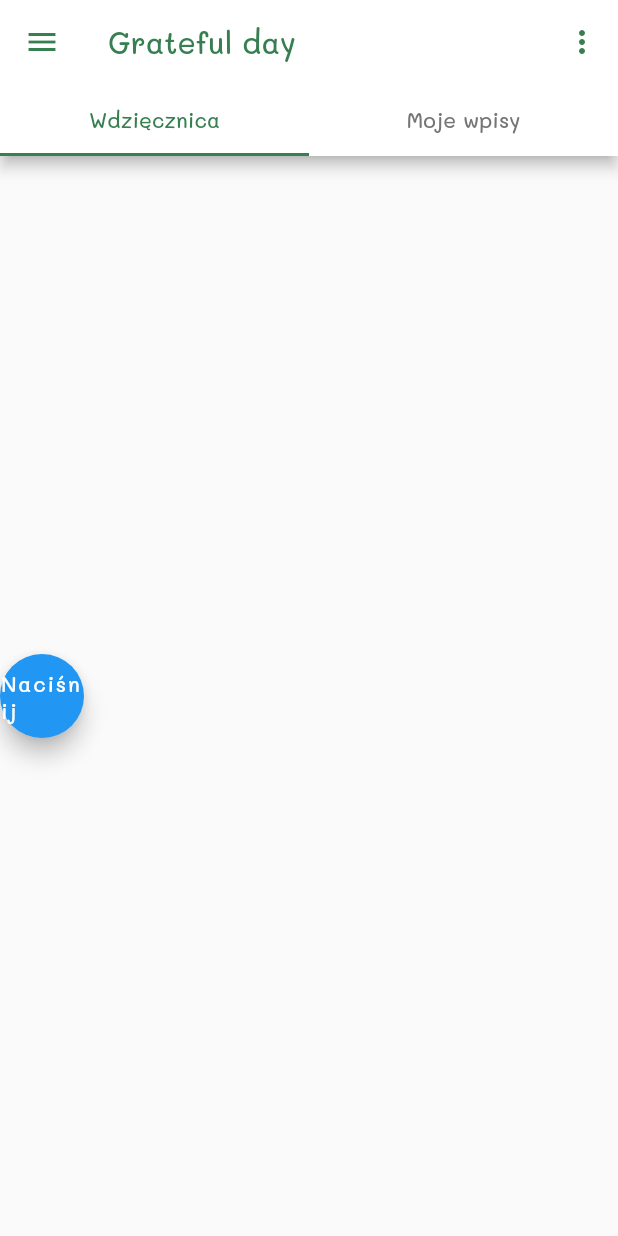
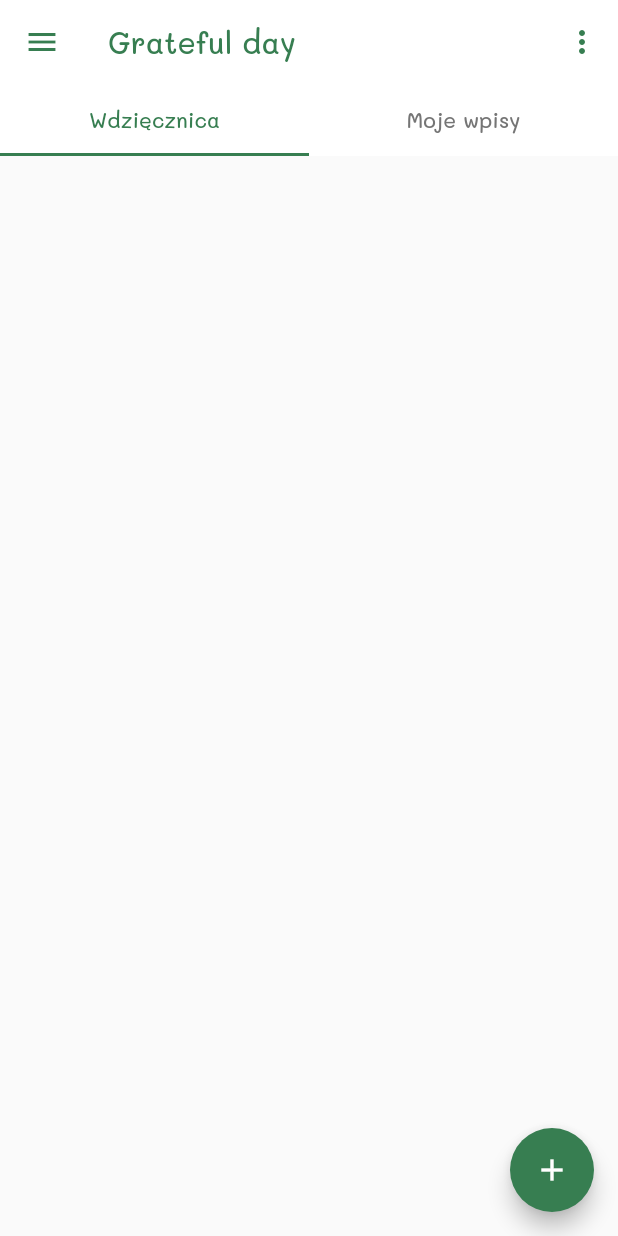
Before and after one commit to MarekD97/gratitude-flutter-app, a Flutter app: the screen it shows after launch, on a phone screen of 412 x 824 dp. Run offline on Flutter 3.47's test engine with Material 2 defaults, Android fonts, the phone set to English and light mode, and no system bars.

Commit message:
Add create entry view

```diff
--- a/app/lib/components/filter.dart
+++ b/app/lib/components/filter.dart
@@ -17,7 +17,7 @@ class _FilterComponentState extends State<FilterComponent> {
     return Container(child: Center(
       child: Row(
         children: [
-          FloatingActionButton(onPressed: onPressed, child: Text("Naciśnij"))
+
         ],
       ),
     ));
--- a/app/lib/main.dart
+++ b/app/lib/main.dart
@@ -1,5 +1,6 @@
+import 'package:app/views/entry/create_entry.dart';
 import 'package:flutter/material.dart';
-import 'package:app/views/home/index.dart';
+import 'package:app/views/home.dart';
 import 'package:app/themes.dart';
 
 void main() {
@@ -8,8 +9,9 @@ void main() {
     initialRoute: '/',
     routes: {
       // When navigating to the "/" route, build the HomeScreen widget.
-      '/': (context) => HomeScreen(),
+      '/': (context) => const HomeView(),
       '/my': (context) => Container(),
+      '/create': (context) => const CreateEntryView(),
     },
     theme: GratitudeAppTheme.lightTheme,
   ));
--- /dev/null
+++ b/app/lib/views/home.dart
@@ -0,0 +1,120 @@
+import 'package:app/components/filter.dart';
+import 'package:flutter/material.dart';
+
+class HomeView extends StatefulWidget {
+  const HomeView({Key? key}) : super(key: key);
+
+  @override
+  _HomeViewState createState() => _HomeViewState();
+}
+
+class _HomeViewState extends State<HomeView> {
+
+  int currentTabIndex = 0;
+
+  @override
+  Widget build(BuildContext context) {
+    return DefaultTabController(
+      length: 2,
+      child: Scaffold(
+        body: NestedScrollView(
+          headerSliverBuilder: (BuildContext context, bool innerBoxIsScrolled) {
+            return <Widget>[
+              SliverAppBar(
+                title: const Text('Grateful day'),
+                floating: true,
+                pinned: true,
+                snap: true,
+                bottom: TabBar(tabs: const [
+                  Tab(
+                    child: Text('Wdzięcznica'),
+                  ),
+                  Tab(
+                    child: Text('Moje wpisy'),
+                  ),
+                ], onTap: (index) {setState(() {
+                  currentTabIndex = index;
+                });},),
+                actions: <Widget>[
+                  PopupMenuButton<String>(
+                    itemBuilder: (context) => [
+                      const PopupMenuItem(
+                        child: ListTile(
+                          title: Text("Sortuj:"),
+                        ),
+                        enabled: false,
+                      ),
+                      PopupMenuItem(
+                        child: RadioListTile(
+                          title: const Text('Od najstarszych'),
+                          activeColor: Theme.of(context).primaryColor,
+                          value: 1,
+                          onChanged: (value) {},
+                          groupValue: 1,
+                          controlAffinity: ListTileControlAffinity.trailing,
+                        ),
+                      ),
+                      PopupMenuItem(
+                        child: RadioListTile(
+                          title: const Text('Od najnowszych'),
+                          activeColor: Theme.of(context).primaryColor,
+                          value: 1,
+                          onChanged: (value) {},
+                          groupValue: 2,
+                          controlAffinity: ListTileControlAffinity.trailing,
+                        ),
+                      ),
+                    ],
+                  ),
+                ],
+              )
+            ];
+          },
+          body: const TabBarView(
+            children: [
+              FilterComponent(),
+              Center(child: Text('Moje wpisy')),
+            ],
+          ),
+        ),
+        drawer: Drawer(
+          child: Column(
+            children: [
+              const DrawerHeader(child: Text("Menu aplikacji")),
+              ListTile(
+                title: const Text('O aplikacji'),
+                onTap: () {
+                  Navigator.pop(context);
+                },
+              ),
+              ListTile(
+                title: const Text('Ustawienia'),
+                onTap: () {
+                  Navigator.pop(context);
+                },
+              ),
+              const Spacer(),
+              ListTile(
+                  title: const Text('Zaloguj się'),
+                  onTap: () {
+                    Navigator.pop(context);
+                  }),
+              ListTile(
+                  title: const Text('Zarejestruj się'),
+                  onTap: () {
+                    Navigator.pop(context);
+                  }),
+            ],
+          ),
+        ),
+        floatingActionButton: FloatingActionButton(
+          onPressed: () {
+            Navigator.pushNamed(context, '/create', arguments: currentTabIndex == 0);
+          },
+          backgroundColor: const Color(0xFF377E51),
+          child: const Icon(Icons.add),
+        ),
+      ),
+    );
+  }
+}
--- a/app/lib/views/home/index.dart
+++ /dev/null
@@ -1,99 +0,0 @@
-import 'package:app/components/filter.dart';
-import 'package:flutter/material.dart';
-
-class HomeScreen extends StatefulWidget {
-  const HomeScreen({Key? key}) : super(key: key);
-
-  @override
-  _HomeScreenState createState() => _HomeScreenState();
-}
-
-class _HomeScreenState extends State<HomeScreen> {
-  @override
-  Widget build(BuildContext context) {
-    return DefaultTabController(
-      length: 2,
-      child: Scaffold(
-        appBar: AppBar(
-          title: const Text('Grateful day'),
-          bottom: const TabBar(tabs: [
-            Tab(
-              child: Text('Wdzięcznica'),
-            ),
-            Tab(
-              child: Text('Moje wpisy'),
-            ),
-          ]),
-          actions: <Widget>[
-            PopupMenuButton<String>(
-              itemBuilder: (context) => [
-                const PopupMenuItem(
-                  child: ListTile(
-                    title: Text("Sortuj:"),
-                  ),
-                  enabled: false,
-                ),
-                PopupMenuItem(
-                  child: RadioListTile(
-                    title: Text('Od najstarszych'),
-                    activeColor: Theme.of(context).primaryColor,
-                    value: 1,
-                    onChanged: (value) {},
-                    groupValue: 1,
-                    controlAffinity: ListTileControlAffinity.trailing,
-                  ),
-                ),
-                PopupMenuItem(
-                  child: RadioListTile(
-                    title: Text('Od najnowszych'),
-                    activeColor: Theme.of(context).primaryColor,
-                    value: 1,
-                    onChanged: (value) {},
-                    groupValue: 2,
-                    controlAffinity: ListTileControlAffinity.trailing,
-                  ),
-                ),
-              ],
-            ),
-          ],
-        ),
-        body: const TabBarView(
-          children: [
-            FilterComponent(),
-            Center(child: Text('Moje wpisy')),
-          ],
-        ),
-        drawer: Drawer(
-          child: Column(
-            children: [
-              const DrawerHeader(child: Text("Menu aplikacji")),
-              ListTile(
-                title: const Text('O aplikacji'),
-                onTap: () {
-                  Navigator.pop(context);
-                },
-              ),
-              ListTile(
-                title: const Text('Ustawienia'),
-                onTap: () {
-                  Navigator.pop(context);
-                },
-              ),
-              const Spacer(),
-              ListTile(
-                  title: const Text('Zaloguj się'),
-                  onTap: () {
-                    Navigator.pop(context);
-                  }),
-              ListTile(
-                  title: const Text('Zarejestruj się'),
-                  onTap: () {
-                    Navigator.pop(context);
-                  }),
-            ],
-          ),
-        ),
-      ),
-    );
-  }
-}
```
Also changed, not shown: app/lib/themes.dart (+39 -11 lines), app/lib/views/entry/create_entry.dart (added, +115 -0 lines), app/lib/views/entry/create.dart (deleted), 1 other file.
